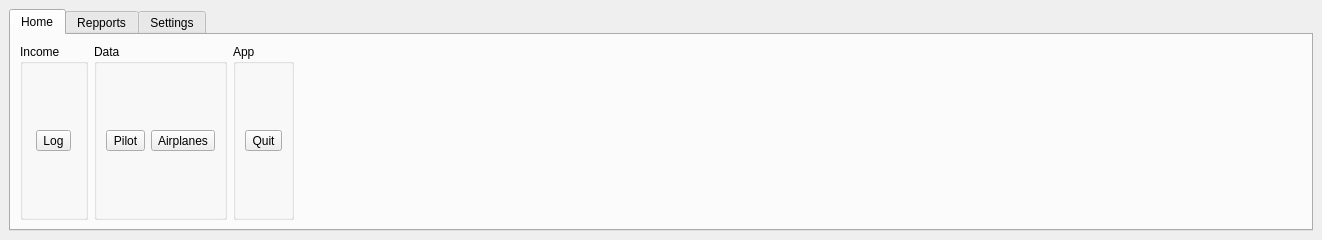
The window that ui/DWRibbon.ui (zivlakmilos/pilot-log) describes before a commit, drawn with Qt 5.
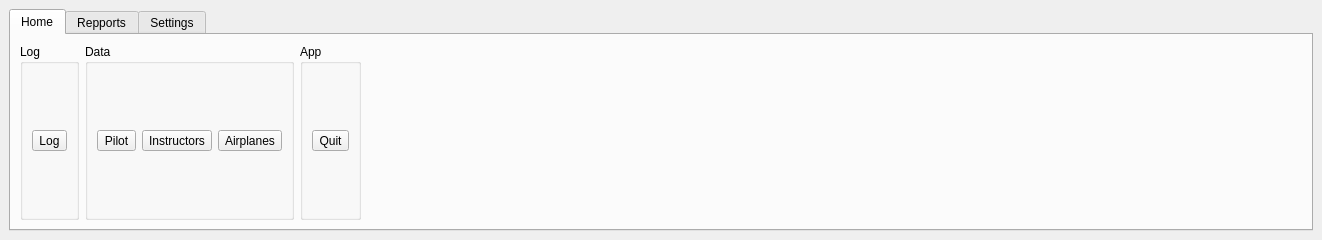
The same window after the commit.

```diff
--- a/ui/DWRibbon.ui
+++ b/ui/DWRibbon.ui
@@ -34,7 +34,7 @@
         <item>
          <widget class="QGroupBox" name="groupBox_3">
           <property name="title">
-           <string>Income</string>
+           <string>Log</string>
           </property>
           <layout class="QHBoxLayout" name="horizontalLayout_4">
            <item>
@@ -72,6 +72,19 @@
              </property>
             </widget>
            </item>
+           <item>
+            <widget class="QToolButton" name="btnInstructors">
+             <property name="toolTip">
+              <string>Instructors</string>
+             </property>
+             <property name="statusTip">
+              <string>Instructors</string>
+             </property>
+             <property name="text">
+              <string>Instructors</string>
+             </property>
+            </widget>
+           </item>
            <item>
             <widget class="QToolButton" name="btnAirplanes">
              <property name="toolTip">
```
Left out of the diff: 12 changed lines with no effect on the pictures.
